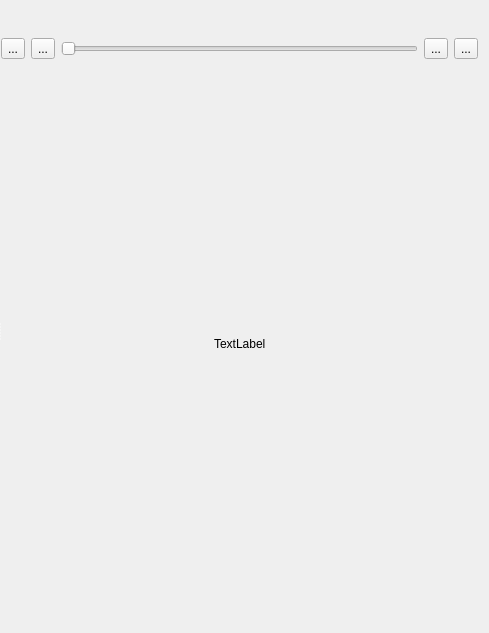
Old version of the form cct/qtgui2/utils/plotscan.ui in the repository awacha/cct; both pictures show x 402 to 891 and y 0 to 633 of the 891 by 633 pixel window.
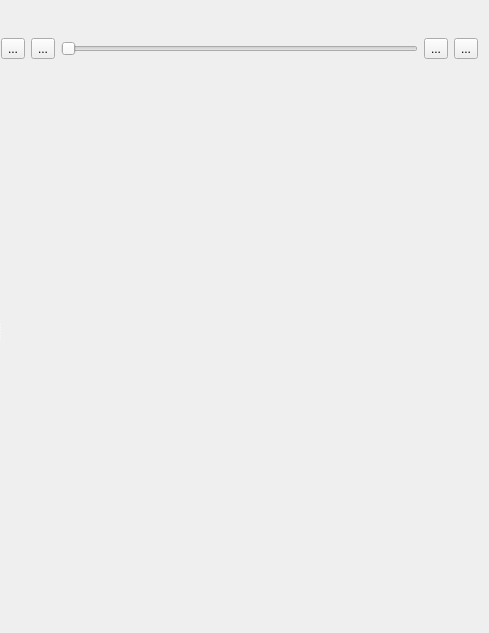
New version of the form. Icons and pictures are not drawn.

Patch:
```diff
--- a/cct/qtgui2/utils/plotscan.ui
+++ b/cct/qtgui2/utils/plotscan.ui
@@ -421,7 +421,7 @@
            <item>
             <widget class="QLabel" name="cursorPositionLabel">
              <property name="text">
-              <string>TextLabel</string>
+              <string/>
              </property>
             </widget>
            </item>
```
